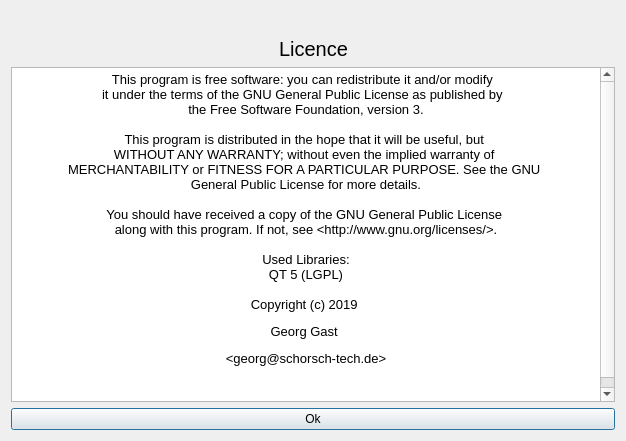
Above: src/about.ui from schorsch1976/AsciiFlowQT before the change. Below: the same form after it.
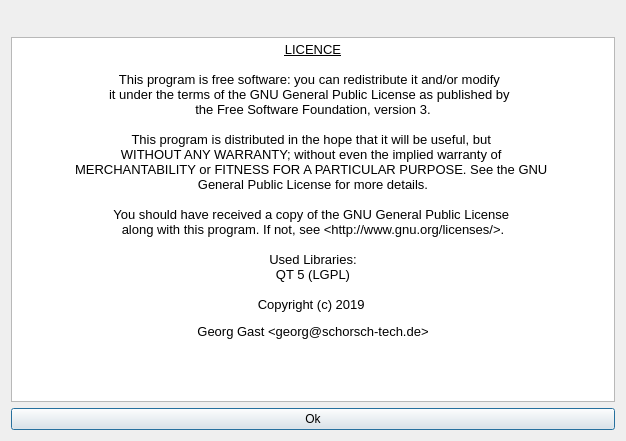
That is the form after the change. Icons and pictures are not drawn.

Patch:
```diff
--- a/src/about.ui
+++ b/src/about.ui
@@ -54,48 +54,6 @@
      </item>
     </layout>
    </item>
-   <item>
-    <layout class="QHBoxLayout" name="horizontalLayout">
-     <item>
-      <spacer name="horizontalSpacer">
-       <property name="orientation">
-        <enum>Qt::Horizontal</enum>
-       </property>
-       <property name="sizeHint" stdset="0">
-        <size>
-         <width>40</width>
-         <height>20</height>
-        </size>
-       </property>
-      </spacer>
-     </item>
-     <item>
-      <widget class="QLabel" name="label">
-       <property name="font">
-        <font>
-         <pointsize>15</pointsize>
-        </font>
-       </property>
-       <property name="text">
-        <string>Licence</string>
-       </property>
-      </widget>
-     </item>
-     <item>
-      <spacer name="horizontalSpacer_2">
-       <property name="orientation">
-        <enum>Qt::Horizontal</enum>
-       </property>
-       <property name="sizeHint" stdset="0">
-        <size>
-         <width>40</width>
-         <height>20</height>
-        </size>
-       </property>
-      </spacer>
-     </item>
-    </layout>
-   </item>
    <item>
     <widget class="QTextEdit" name="textEditLicence">
      <property name="sizePolicy">
@@ -112,6 +70,8 @@
 &lt;html&gt;&lt;head&gt;&lt;meta name=&quot;qrichtext&quot; content=&quot;1&quot; /&gt;&lt;style type=&quot;text/css&quot;&gt;
 p, li { white-space: pre-wrap; }
 &lt;/style&gt;&lt;/head&gt;&lt;body style=&quot; font-family:'MS Shell Dlg 2'; font-size:8.25pt; font-weight:400; font-style:normal;&quot;&gt;
+&lt;p align=&quot;center&quot; style=&quot; margin-top:0px; margin-bottom:0px; margin-left:0px; margin-right:0px; -qt-block-indent:0; text-indent:0px;&quot;&gt;&lt;span style=&quot; font-family:'Hack'; font-size:10pt; text-decoration: underline;&quot;&gt;LICENCE&lt;/span&gt;&lt;/p&gt;
+&lt;p align=&quot;center&quot; style=&quot;-qt-paragraph-type:empty; margin-top:0px; margin-bottom:0px; margin-left:0px; margin-right:0px; -qt-block-indent:0; text-indent:0px; font-family:'Hack'; font-size:10pt; text-decoration: underline;&quot;&gt;&lt;br /&gt;&lt;/p&gt;
 &lt;p align=&quot;center&quot; style=&quot; margin-top:0px; margin-bottom:0px; margin-left:0px; margin-right:0px; -qt-block-indent:0; text-indent:0px;&quot;&gt;&lt;span style=&quot; font-family:'Hack'; font-size:10pt;&quot;&gt;This program is free software: you can redistribute it and/or modify  &lt;/span&gt;&lt;/p&gt;
 &lt;p align=&quot;center&quot; style=&quot; margin-top:0px; margin-bottom:0px; margin-left:0px; margin-right:0px; -qt-block-indent:0; text-indent:0px;&quot;&gt;&lt;span style=&quot; font-family:'Hack'; font-size:10pt;&quot;&gt;it under the terms of the GNU General Public License as published by  &lt;/span&gt;&lt;/p&gt;
 &lt;p align=&quot;center&quot; style=&quot; margin-top:0px; margin-bottom:0px; margin-left:0px; margin-right:0px; -qt-block-indent:0; text-indent:0px;&quot;&gt;&lt;span style=&quot; font-family:'Hack'; font-size:10pt;&quot;&gt;the Free Software Foundation, version 3.&lt;/span&gt;&lt;/p&gt;
@@ -128,10 +88,7 @@
 &lt;p align=&quot;center&quot; style=&quot; margin-top:0px; margin-bottom:0px; margin-left:0px; margin-right:0px; -qt-block-indent:0; text-indent:0px;&quot;&gt;&lt;span style=&quot; font-family:'Hack'; font-size:10pt;&quot;&gt;QT 5 (LGPL)&lt;/span&gt;&lt;/p&gt;
 &lt;p align=&quot;center&quot; style=&quot;-qt-paragraph-type:empty; margin-top:0px; margin-bottom:0px; margin-left:0px; margin-right:0px; -qt-block-indent:0; text-indent:0px; font-family:'Hack'; font-size:10pt;&quot;&gt;&lt;br /&gt;&lt;/p&gt;
 &lt;p align=&quot;center&quot; style=&quot; margin-top:0px; margin-bottom:0px; margin-left:0px; margin-right:0px; -qt-block-indent:0; text-indent:0px;&quot;&gt;&lt;span style=&quot; font-family:'Hack'; font-size:10pt;&quot;&gt;Copyright (c) 2019 &lt;/span&gt;&lt;/p&gt;
-&lt;p align=&quot;center&quot; style=&quot; margin-top:12px; margin-bottom:12px; margin-left:0px; margin-right:0px; -qt-block-indent:0; text-indent:0px;&quot;&gt;&lt;span style=&quot; font-family:'Hack'; font-size:10pt;&quot;&gt;Georg Gast &lt;/span&gt;&lt;/p&gt;
-&lt;p align=&quot;center&quot; style=&quot; margin-top:12px; margin-bottom:12px; margin-left:0px; margin-right:0px; -qt-block-indent:0; text-indent:0px;&quot;&gt;&lt;span style=&quot; font-family:'Hack'; font-size:10pt;&quot;&gt;&amp;lt;georg@schorsch-tech.de&amp;gt;&lt;/span&gt;&lt;/p&gt;
-&lt;p align=&quot;center&quot; style=&quot;-qt-paragraph-type:empty; margin-top:0px; margin-bottom:0px; margin-left:0px; margin-right:0px; -qt-block-indent:0; text-indent:0px; font-family:'Hack'; font-size:10pt;&quot;&gt;&lt;br /&gt;&lt;/p&gt;
-&lt;p align=&quot;center&quot; style=&quot;-qt-paragraph-type:empty; margin-top:0px; margin-bottom:12px; margin-left:0px; margin-right:0px; -qt-block-indent:0; text-indent:0px; font-family:'Hack'; font-size:10pt;&quot;&gt;&lt;br /&gt;&lt;/p&gt;&lt;/body&gt;&lt;/html&gt;</string>
+&lt;p align=&quot;center&quot; style=&quot; margin-top:12px; margin-bottom:12px; margin-left:0px; margin-right:0px; -qt-block-indent:0; text-indent:0px;&quot;&gt;&lt;span style=&quot; font-family:'Hack'; font-size:10pt;&quot;&gt;Georg Gast &amp;lt;georg@schorsch-tech.de&amp;gt;&lt;/span&gt;&lt;/p&gt;&lt;/body&gt;&lt;/html&gt;</string>
      </property>
     </widget>
    </item>
```
Left out of the diff: 6 changed lines with no effect on the pictures.
